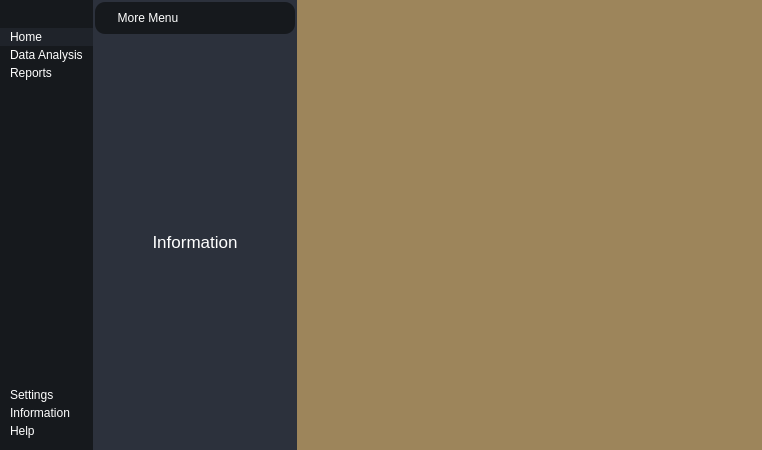
Above: interface.ui from IcaroQueiroz/integrAgir before the change. Below: the same form after it.
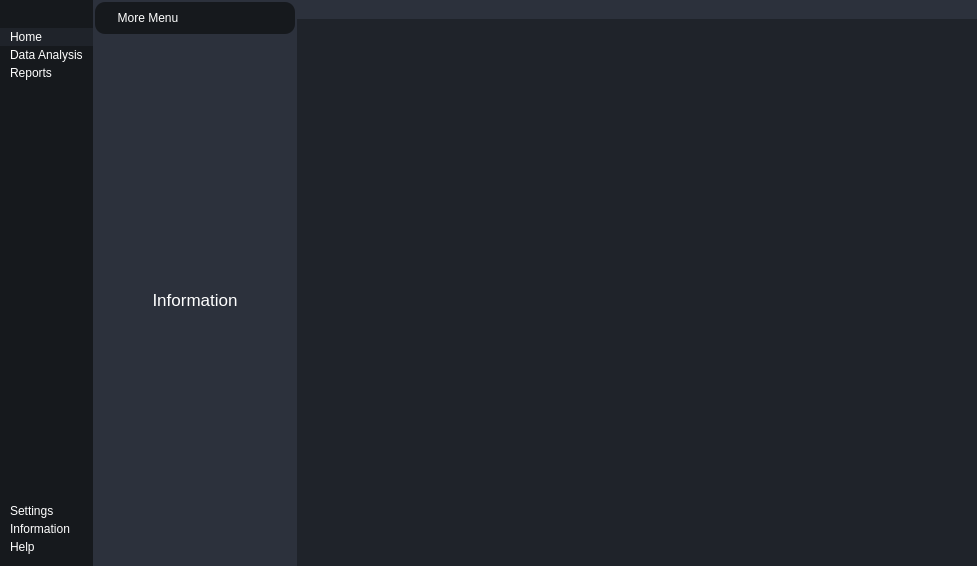
That is the form after the change. The open tabs and pages were chosen to show the change. Icons and pictures are not drawn.

Commit message: atualização da interface.ui

```diff
--- a/interface.ui
+++ b/interface.ui
@@ -6,8 +6,8 @@
    <rect>
     <x>0</x>
     <y>0</y>
-    <width>762</width>
-    <height>450</height>
+    <width>977</width>
+    <height>566</height>
    </rect>
   </property>
   <property name="windowTitle">
@@ -44,6 +44,10 @@
 #frame_4{
 	background-color: #16191d;
 	border-radius:10px;	
+}
+#headerContainer{
+	background-color: #2c313c;
+		
 }</string>
   </property>
   <widget class="QWidget" name="centralwidget">
@@ -514,8 +518,247 @@
        </sizepolicy>
       </property>
       <property name="styleSheet">
-       <string notr="true">background-color: rgb(157, 133, 91);</string>
+       <string notr="true"/>
       </property>
+      <layout class="QVBoxLayout" name="verticalLayout_10">
+       <property name="spacing">
+        <number>0</number>
+       </property>
+       <property name="leftMargin">
+        <number>0</number>
+       </property>
+       <property name="topMargin">
+        <number>0</number>
+       </property>
+       <property name="rightMargin">
+        <number>0</number>
+       </property>
+       <property name="bottomMargin">
+        <number>0</number>
+       </property>
+       <item alignment="Qt::AlignTop">
+        <widget class="QWidget" name="headerContainer" native="true">
+         <layout class="QHBoxLayout" name="horizontalLayout_5">
+          <property name="spacing">
+           <number>0</number>
+          </property>
+          <property name="leftMargin">
+           <number>0</number>
+          </property>
+          <property name="topMargin">
+           <number>0</number>
+          </property>
+          <property name="rightMargin">
+           <number>0</number>
+          </property>
+          <property name="bottomMargin">
+           <number>0</number>
+          </property>
+          <item alignment="Qt::AlignLeft">
+           <widget class="QFrame" name="frame_5">
+            <property name="frameShape">
+             <enum>QFrame::StyledPanel</enum>
+            </property>
+            <property name="frameShadow">
+             <enum>QFrame::Raised</enum>
+            </property>
+            <layout class="QHBoxLayout" name="horizontalLayout_7">
+             <property name="spacing">
+              <number>0</number>
+             </property>
+             <property name="leftMargin">
+              <number>0</number>
+             </property>
+             <property name="topMargin">
+              <number>5</number>
+             </property>
+             <property name="rightMargin">
+              <number>0</number>
+             </property>
+             <property name="bottomMargin">
+              <number>0</number>
+             </property>
+             <item>
+              <widget class="QLabel" name="label_5">
+               <property name="sizePolicy">
+                <sizepolicy hsizetype="Preferred" vsizetype="Preferred">
+                 <horstretch>135</horstretch>
+                 <verstretch>38</verstretch>
+                </sizepolicy>
+               </property>
+               <property name="maximumSize">
+                <size>
+                 <width>135</width>
+                 <height>38</height>
+                </size>
+               </property>
+               <property name="text">
+                <string/>
+               </property>
+               <property name="pixmap">
+                <pixmap resource="Resources.qrc">:/imagens/img/logo.png</pixmap>
+               </property>
+               <property name="scaledContents">
+                <bool>true</bool>
+               </property>
+              </widget>
+             </item>
+            </layout>
+           </widget>
+          </item>
+          <item alignment="Qt::AlignHCenter">
+           <widget class="QFrame" name="frame_6">
+            <property name="frameShape">
+             <enum>QFrame::StyledPanel</enum>
+            </property>
+            <property name="frameShadow">
+             <enum>QFrame::Raised</enum>
+            </property>
+            <layout class="QHBoxLayout" name="horizontalLayout_6" stretch="0,0">
+             <property name="spacing">
+              <number>0</number>
+             </property>
+             <property name="leftMargin">
+              <number>0</number>
+             </property>
+             <property name="topMargin">
+              <number>5</number>
+             </property>
+             <property name="rightMargin">
+              <number>0</number>
+             </property>
+             <property name="bottomMargin">
+              <number>0</number>
+             </property>
+             <item>
+              <widget class="QPushButton" name="pushButton_6">
+               <property name="text">
+                <string/>
+               </property>
+               <property name="icon">
+                <iconset resource="Resources.qrc">
+                 <normaloff>:/icons/icons/more-horizontal.svg</normaloff>:/icons/icons/more-horizontal.svg</iconset>
+               </property>
+               <property name="iconSize">
+                <size>
+                 <width>24</width>
+                 <height>24</height>
+                </size>
+               </property>
+              </widget>
+             </item>
+             <item>
+              <widget class="QPushButton" name="pushButton_5">
+               <property name="text">
+                <string/>
+               </property>
+               <property name="icon">
+                <iconset resource="Resources.qrc">
+                 <normaloff>:/icons/icons/bell.svg</normaloff>:/icons/icons/bell.svg</iconset>
+               </property>
+               <property name="iconSize">
+                <size>
+                 <width>24</width>
+                 <height>24</height>
+                </size>
+               </property>
+              </widget>
+             </item>
+            </layout>
+           </widget>
+          </item>
+          <item alignment="Qt::AlignRight">
+           <widget class="QFrame" name="frame_7">
+            <property name="frameShape">
+             <enum>QFrame::StyledPanel</enum>
+            </property>
+            <property name="frameShadow">
+             <enum>QFrame::Raised</enum>
+            </property>
+            <layout class="QHBoxLayout" name="horizontalLayout_4">
+             <property name="spacing">
+              <number>0</number>
+             </property>
+             <property name="leftMargin">
+              <number>0</number>
+             </property>
+             <property name="topMargin">
+              <number>5</number>
+             </property>
+             <property name="rightMargin">
+              <number>0</number>
+             </property>
+             <property name="bottomMargin">
+              <number>0</number>
+             </property>
+             <item>
+              <widget class="QPushButton" name="pushButton_3">
+               <property name="text">
+                <string/>
+               </property>
+               <property name="icon">
+                <iconset resource="Resources.qrc">
+                 <normaloff>:/icons/icons/minus-square.svg</normaloff>:/icons/icons/minus-square.svg</iconset>
+               </property>
+               <property name="iconSize">
+                <size>
+                 <width>24</width>
+                 <height>24</height>
+                </size>
+               </property>
+              </widget>
+             </item>
+             <item>
+              <widget class="QPushButton" name="pushButton_2">
+               <property name="text">
+                <string/>
+               </property>
+               <property name="icon">
+                <iconset resource="Resources.qrc">
+                 <normaloff>:/icons/icons/square.svg</normaloff>:/icons/icons/square.svg</iconset>
+               </property>
+               <property name="iconSize">
+                <size>
+                 <width>24</width>
+                 <height>24</height>
+                </size>
+               </property>
+              </widget>
+             </item>
+             <item>
+              <widget class="QPushButton" name="pushButton_4">
+               <property name="text">
+                <string/>
+               </property>
+               <property name="icon">
+                <iconset resource="Resources.qrc">
+                 <normaloff>:/icons/icons/x-square.svg</normaloff>:/icons/icons/x-square.svg</iconset>
+               </property>
+               <property name="iconSize">
+                <size>
+                 <width>24</width>
+                 <height>24</height>
+                </size>
+               </property>
+              </widget>
+             </item>
+            </layout>
+           </widget>
+          </item>
+         </layout>
+        </widget>
+       </item>
+       <item>
+        <widget class="QWidget" name="widget_2" native="true">
+         <property name="sizePolicy">
+          <sizepolicy hsizetype="Expanding" vsizetype="Expanding">
+           <horstretch>0</horstretch>
+           <verstretch>0</verstretch>
+          </sizepolicy>
+         </property>
+        </widget>
+       </item>
+      </layout>
      </widget>
     </item>
    </layout>
```
Left out of the diff: 4 changed lines with no effect on the pictures. The commit also changes 27 other files.
